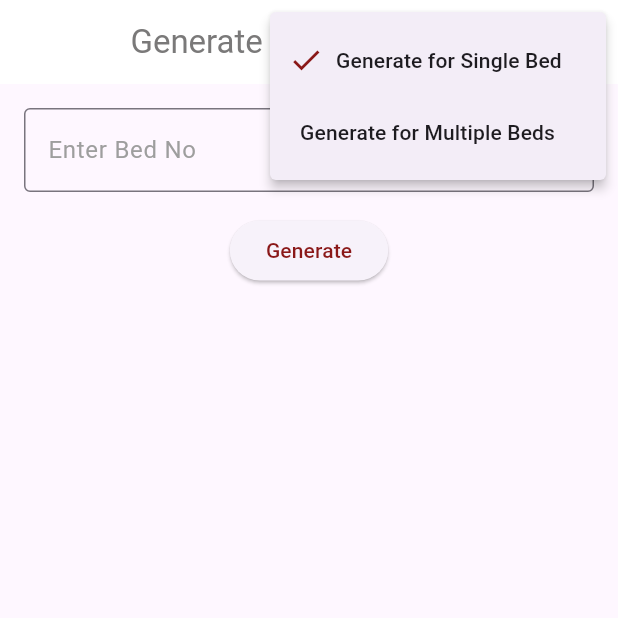
After one commit to fatima-raza/medoQRST, a Flutter app: the GenerateQRCodes screen opened directly, after a tap on the "more vert" icon, on a phone screen of 412 x 824 dp, the top half of it. The commit adds this screen. Run offline on Flutter 3.47's test engine with Material 3 defaults, Android fonts, the phone set to English and light mode, and no system bars; our stand-ins replace file_picker, google_fonts, printing, qr_flutter; missing offline and left inert: flutter_admin_scaffold, flutter_pdfview.

Commit message:
Renamed file and updated tracking

```diff
--- /dev/null
+++ b/dashboard/admin/lib/pages/bed_QR.dart
@@ -0,0 +1,234 @@
+import 'package:flutter/material.dart';
+import 'package:google_fonts/google_fonts.dart';
+import 'package:qr_flutter/qr_flutter.dart';
+
+class GenerateQRCodes extends StatefulWidget {
+  @override
+  _GenerateQRCodesState createState() => _GenerateQRCodesState();
+}
+
+class _GenerateQRCodesState extends State<GenerateQRCodes> {
+  bool _isSingleMode = true;
+  TextEditingController _singleBedController = TextEditingController();
+  TextEditingController _lastBedController = TextEditingController();
+  TextEditingController _numBedsController = TextEditingController();
+  final FocusNode bedNoFocusNode = FocusNode();
+
+  List<int> _bedNumbers = [];
+  String? _singleQrData;
+
+  void _generateSingleQR() {
+    int? bedNo = int.tryParse(_singleBedController.text);
+    if (bedNo != null) {
+      setState(() {
+        _singleQrData = "Bed $bedNo";
+      });
+    } else {
+      ScaffoldMessenger.of(context).showSnackBar(
+        SnackBar(content: Text("Please enter a valid bed number")),
+      );
+    }
+  }
+
+  void _generateMultipleQRCodes() {
+    int? numBeds = int.tryParse(_numBedsController.text);
+    int? lastBed = int.tryParse(_lastBedController.text);
+
+    if (numBeds != null && lastBed != null && numBeds > 0) {
+      setState(() {
+        _bedNumbers = List.generate(numBeds, (index) => lastBed + index + 1);
+      });
+    } else {
+      ScaffoldMessenger.of(context).showSnackBar(
+        SnackBar(content: Text("Please enter valid numbers")),
+      );
+    }
+  }
+
+  @override
+  Widget build(BuildContext context) {
+    return Scaffold(
+      appBar: AppBar(
+        title: Center(
+          child: Text(
+            'Generate QR Codes',
+            style: GoogleFonts.roboto(
+              color: const Color.fromARGB(
+                  255, 122, 121, 121), // Red color for heading
+            ),
+          ),
+        ),
+        backgroundColor: Colors.white,
+        automaticallyImplyLeading: false,
+        actions: [
+          PopupMenuButton<String>(
+            icon: Icon(
+                Icons.more_vert), // Mode selection icon in top-right corner
+            onSelected: (value) {
+              setState(() {
+                _isSingleMode = value == "single";
+                _singleQrData = null;
+                _bedNumbers.clear();
+              });
+            },
+            itemBuilder: (context) => [
+              PopupMenuItem(
+                value: "single",
+                child: Row(
+                  children: [
+                    if (_isSingleMode)
+                      Icon(Icons.check,
+                          color: const Color.fromARGB(
+                              255, 138, 24, 24)), // Tick mark
+                    SizedBox(width: 8),
+                    Text("Generate for Single Bed"),
+                  ],
+                ),
+              ),
+              PopupMenuItem(
+                value: "multiple",
+                child: Row(
+                  children: [
+                    if (!_isSingleMode)
+                      Icon(Icons.check,
+                          color: const Color.fromARGB(
+                              255, 138, 24, 24)), // Tick mark
+                    SizedBox(width: 8),
+                    Text("Generate for Multiple Beds"),
+                  ],
+                ),
+              ),
+            ],
+          ),
+        ],
+      ),
+      body: Padding(
+        padding: const EdgeInsets.all(16.0),
+        child: Column(
+          children: [
+            if (_isSingleMode) ...[
+              TextField(
+                controller: _singleBedController,
+                decoration: InputDecoration(
+                  labelText: "Enter Bed No",
+                  border: OutlineInputBorder(),
+                  labelStyle: GoogleFonts.roboto(
+                    color: bedNoFocusNode.hasFocus
+                        ? const Color.fromARGB(255, 122, 121, 121)
+                        : Colors.grey,
+                  ),
+                  focusedBorder: OutlineInputBorder(
+                    borderSide: BorderSide(
+                      color: const Color.fromARGB(255, 122, 121, 121),
+                      width: 2.0,
+                    ),
+                  ),
+                ),
+                keyboardType: TextInputType.number,
+              ),
+              SizedBox(height: 15),
+              ElevatedButton(
+                onPressed: _generateSingleQR,
+                child: Text(
+                  "Generate",
+                  style:
+                      TextStyle(color: const Color.fromARGB(255, 138, 24, 24)),
+                ),
+              ),
+              SizedBox(height: 20),
+              if (_singleQrData != null)
+                Column(
+                  children: [
+                    Text(
+                      "QR Code for ${_singleQrData!}",
+                      style:
+                          TextStyle(fontSize: 16, fontWeight: FontWeight.bold),
+                    ),
+                    QrImageView(
+                      data: _singleQrData!,
+                      size: 200,
+                      backgroundColor: Colors.white,
+                    ),
+                  ],
+                ),
+            ],
+            if (!_isSingleMode) ...[
+              TextField(
+                controller: _lastBedController,
+                decoration: InputDecoration(
+                  labelText: "Last Generated Bed No",
+                  border: OutlineInputBorder(),
+                  labelStyle: GoogleFonts.roboto(
+                    color: bedNoFocusNode.hasFocus
+                        ? const Color.fromARGB(255, 122, 121, 121)
+                        : Colors.grey,
+                  ),
+                  focusedBorder: OutlineInputBorder(
+                    borderSide: BorderSide(
+                      color: const Color.fromARGB(255, 122, 121, 121),
+                      width: 2.0,
+                    ),
+                  ),
+                ),
+                keyboardType: TextInputType.number,
+              ),
+              SizedBox(height: 15),
+              TextField(
+                controller: _numBedsController,
+                decoration: InputDecoration(
+                  labelText: "Number of Beds to Generate",
+                  border: OutlineInputBorder(),
+                  labelStyle: GoogleFonts.roboto(
+                    color: bedNoFocusNode.hasFocus
+                        ? const Color.fromARGB(255, 122, 121, 121)
+                        : Colors.grey,
+                  ),
+                  focusedBorder: OutlineInputBorder(
+                    borderSide: BorderSide(
+                      color: const Color.fromARGB(255, 122, 121, 121),
+                      width: 2.0,
+                    ),
+                  ),
+                ),
+                keyboardType: TextInputType.number,
+              ),
+              SizedBox(height: 20),
+              ElevatedButton(
+                onPressed: _generateMultipleQRCodes,
+                child: Text(
+                  "Generate",
+                  style:
+                      TextStyle(color: const Color.fromARGB(255, 138, 24, 24)),
+                ),
+              ),
+              SizedBox(height: 20),
+              if (_bedNumbers.isNotEmpty)
+                Expanded(
+                  child: ListView.builder(
+                    itemCount: _bedNumbers.length,
+                    itemBuilder: (context, index) {
+                      return Column(
+                        children: [
+                          Text(
+                            "Bed ${_bedNumbers[index]}",
+                            style: TextStyle(
+                                fontSize: 16, fontWeight: FontWeight.bold),
+                          ),
+                          QrImageView(
+                            data: "Bed ${_bedNumbers[index]}",
+                            size: 150,
+                            backgroundColor: Colors.white,
+                          ),
+                          SizedBox(height: 10),
+                        ],
+                      );
+                    },
+                  ),
+                ),
+            ],
+          ],
+        ),
+      ),
+    );
+  }
+}
--- a/dashboard/admin/lib/pages/dashboard.dart
+++ b/dashboard/admin/lib/pages/dashboard.dart
@@ -1,6 +1,6 @@
 import 'package:admin/pages/access_record.dart';
 import 'package:admin/pages/admission_info.dart';
-import 'package:admin/pages/available_beds.dart';
+// import 'package:admin/pages/available_beds.dart';
 import 'package:admin/pages/contact_info.dart';
 import 'package:admin/pages/discharge_card.dart';
 import 'package:admin/pages/login.dart';
@@ -8,6 +8,7 @@ import 'package:admin/pages/patient_info.dart';
 import 'package:flutter/material.dart';
 import 'package:flutter_admin_scaffold/admin_scaffold.dart';
 import 'package:google_fonts/google_fonts.dart';
+import 'package:admin/pages/available_beds.dart';
 
 class Dashboard extends StatefulWidget {
   final int loggedValue;
@@ -53,7 +54,7 @@ class _DashboardState extends State<Dashboard> {
         );
 
       case '/available_beds':
-        return AvailableBeds();
+        return GenerateQRCodes();
       case '/discharge_card':
         return DischargeCard();
       case '/access_record':
@@ -179,7 +180,7 @@ class _DashboardState extends State<Dashboard> {
             ],
           ),
           AdminMenuItem(
-            title: 'Available Beds',
+            title: 'Bed QR',
             icon: Icons.bed,
             route: '/available_beds',
           ),
--- a/dashboard/admin/pubspec.yaml
+++ b/dashboard/admin/pubspec.yaml
@@ -35,6 +35,7 @@ dependencies:
   pdfx: ^2.8.0
   flutter_pdfview: ^1.0.0
   intl: ^0.17.0
+  qr_flutter: ^4.1.0
 
 
 
```
Also changed, not shown: dashboard/admin/lib/pages/available_beds.dart (deleted, +0 -180 lines), dashboard/admin/flutter_01.png (added).
